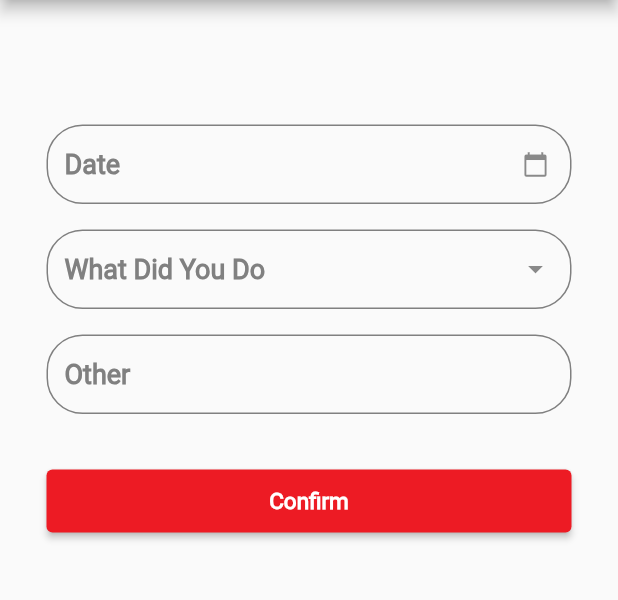
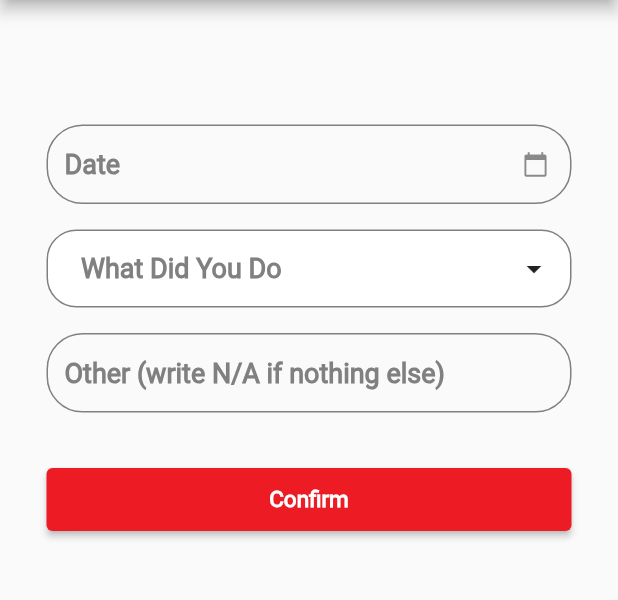
Before and after one commit to aliabdelnaby/clutch-2, a Flutter app: the LastMaintenanceView screen opened by its route, on a phone screen of 412 x 824 dp, the part 84-684 px from its top. Run offline on Flutter 3.47's test engine with Material 2 defaults, Android fonts, the light colour scheme and no system bars; drawn by our look-alikes of dropdown_search, multi_dropdown; our stand-ins replace firebase_auth, firebase_core, flutter_bloc, flutter_svg, fluttertoast, font_awesome_flutter and 6 more; accounts and stored records are empty.

Commit message:
add new package multi select to whatDidYouDo

```diff
--- a/lib/core/utils/app_strings.dart
+++ b/lib/core/utils/app_strings.dart
@@ -46,5 +46,5 @@ abstract class AppStrings {
       date = "Date",
       whatDidYouDo = "What Did You Do",
       confirm = "Confirm",
-      other = "Other";
+      other = "Other (write N/A if nothing else)";
 }
--- a/lib/features/add_car/views/last_maintenance_view.dart
+++ b/lib/features/add_car/views/last_maintenance_view.dart
@@ -3,7 +3,6 @@ import 'package:clutch/core/widgets/custom_btn.dart';
 import 'package:clutch/features/add_car/widgets/custom_text_form_field.dart';
 import 'package:clutch/features/add_car/widgets/date_text_field.dart';
 import 'package:clutch/features/add_car/widgets/dropdown_multi_selectiom_widget.dart';
-import 'package:clutch/features/add_car/widgets/lists/what_did_u_do_list.dart';
 import '../../../core/functions/navigation.dart';
 import '../../../core/utils/app_assets.dart';
 import '../../../core/utils/app_strings.dart';
@@ -52,12 +51,7 @@ class LastMaintenanceView extends StatelessWidget {
           slivers: [
             const SliverToBoxAdapter(child: SizedBox(height: 83)),
             const SliverToBoxAdapter(child: DatePickerTextField()),
-            SliverToBoxAdapter(
-              child: DropDownMultiSelection(
-                listItem: lastMaintenanceList,
-                hintText: AppStrings.whatDidYouDo,
-              ),
-            ),
+            const SliverToBoxAdapter(child: MultiDropDown()),
             const SliverToBoxAdapter(child: SizedBox(height: 17)),
             const SliverToBoxAdapter(
                 child: CustomTextFormField(hintText: AppStrings.other)),
--- a/lib/features/add_car/widgets/dropdown_multi_selectiom_widget.dart
+++ b/lib/features/add_car/widgets/dropdown_multi_selectiom_widget.dart
@@ -1,60 +1,106 @@
+// import 'package:clutch/core/utils/app_colors.dart';
+// import 'package:clutch/core/utils/app_text_style.dart';
+// import 'package:dropdown_search/dropdown_search.dart';
+// import 'package:flutter/material.dart';
+
+// class DropDownMultiSelection extends StatelessWidget {
+//   const DropDownMultiSelection({
+//     super.key,
+//     required this.listItem,
+//     required this.hintText,
+//   });
+
+//   final List<String> listItem;
+//   final String hintText;
+
+//   @override
+//   Widget build(BuildContext context) {
+//     return DropdownSearch<String>.multiSelection(
+//       popupProps: PopupPropsMultiSelection.dialog(
+//         showSelectedItems: true,
+//         showSearchBox: true,
+//         searchFieldProps: TextFieldProps(
+//           decoration: InputDecoration(
+//             hintText: 'Search ..',
+//             enabledBorder: getBorderStyle(),
+//             focusedBorder: getBorderStyle(),
+//           ),
+//         ),
+//       ),
+//       items: listItem,
+//       dropdownDecoratorProps: DropDownDecoratorProps(
+//         dropdownSearchDecoration: InputDecoration(
+//           hintText: hintText,
+//           hintStyle: CustomTextStyle.roboto700style18,
+//           isDense: true,
+//           enabledBorder: getBorderStyle(),
+//           focusedBorder: getBorderStyle(),
+//         ),
+//       ),
+//       onChanged: (val) {
+//         print(val);
+//       },
+//       validator: (value) {
+//         if (value!.isEmpty) {
+//           return "Required field";
+//         }
+//         return null;
+//       },
+//     );
+//   }
+// }
+
+// OutlineInputBorder getBorderStyle() {
+//   return OutlineInputBorder(
+//     borderRadius: BorderRadius.circular(24),
+//     borderSide: BorderSide(
+//       color: AppColors.addYouCarGrey,
+//     ),
+//   );
+// }
+
 import 'package:clutch/core/utils/app_colors.dart';
+import 'package:clutch/core/utils/app_strings.dart';
 import 'package:clutch/core/utils/app_text_style.dart';
-import 'package:dropdown_search/dropdown_search.dart';
 import 'package:flutter/material.dart';
+import 'package:multi_dropdown/multiselect_dropdown.dart';
 
-class DropDownMultiSelection extends StatelessWidget {
-  const DropDownMultiSelection({
-    super.key,
-    required this.listItem,
-    required this.hintText,
-  });
-
-  final List<String> listItem;
-  final String hintText;
+class MultiDropDown extends StatelessWidget {
+  const MultiDropDown({super.key});
 
   @override
   Widget build(BuildContext context) {
-    return DropdownSearch<String>.multiSelection(
-      popupProps: PopupPropsMultiSelection.dialog(
-        showSelectedItems: true,
-        showSearchBox: true,
-        searchFieldProps: TextFieldProps(
-          decoration: InputDecoration(
-            hintText: 'Search ..',
-            enabledBorder: getBorderStyle(),
-            focusedBorder: getBorderStyle(),
-          ),
-        ),
+    return MultiSelectDropDown(
+      searchEnabled: true,
+      borderColor: AppColors.addYouCarGrey,
+      hint: AppStrings.whatDidYouDo,
+      hintStyle: CustomTextStyle.roboto700style18,
+      borderWidth: 1,
+      selectedOptionTextColor: Colors.red,
+      showClearIcon: true,
+      borderRadius: 20,
+      hintColor: Colors.red,
+      onOptionSelected: (options) {
+        debugPrint(options.toString());
+      },
+      options: const <ValueItem>[
+        ValueItem(label: 'Oil change ', value: '1'),
+        ValueItem(label: 'Air filter replacement', value: '2'),
+        ValueItem(label: 'Spark plug replacement', value: '3'),
+        ValueItem(
+            label: 'Fluid top-up (coolant, brake fluid, etc.)', value: '4'),
+        ValueItem(label: 'Wheel alignment', value: '5'),
+        ValueItem(label: 'Engine air filter replacement', value: '6'),
+        ValueItem(label: 'Other', value: '7'),
+      ],
+      selectionType: SelectionType.multi,
+      chipConfig: const ChipConfig(
+        wrapType: WrapType.wrap,
+        backgroundColor: Colors.red,
       ),
-      items: listItem,
-      dropdownDecoratorProps: DropDownDecoratorProps(
-        dropdownSearchDecoration: InputDecoration(
-          hintText: hintText,
-          hintStyle: CustomTextStyle.roboto700style18,
-          isDense: true,
-          enabledBorder: getBorderStyle(),
-          focusedBorder: getBorderStyle(),
-        ),
-      ),
-      onChanged: (val) {
-        print(val);
-      },
-      validator: (value) {
-        if (value!.isEmpty) {
-          return "Required field";
-        }
-        return null;
-      },
+      dropdownHeight: 300,
+      optionTextStyle: const TextStyle(fontSize: 16),
+      selectedOptionIcon: const Icon(Icons.check_circle),
     );
   }
 }
-
-OutlineInputBorder getBorderStyle() {
-  return OutlineInputBorder(
-    borderRadius: BorderRadius.circular(24),
-    borderSide: BorderSide(
-      color: AppColors.addYouCarGrey,
-    ),
-  );
-}
--- a/pubspec.yaml
+++ b/pubspec.yaml
@@ -43,6 +43,7 @@ dependencies:
   get_it: ^7.6.4
   go_router: ^10.2.0
   google_sign_in: ^6.1.5
+  multi_dropdown: ^2.1.0
   pin_code_fields: ^8.0.1
   rename: ^2.1.1
   shared_preferences: ^2.2.1
```
Also changed, not shown: pubspec.lock.
